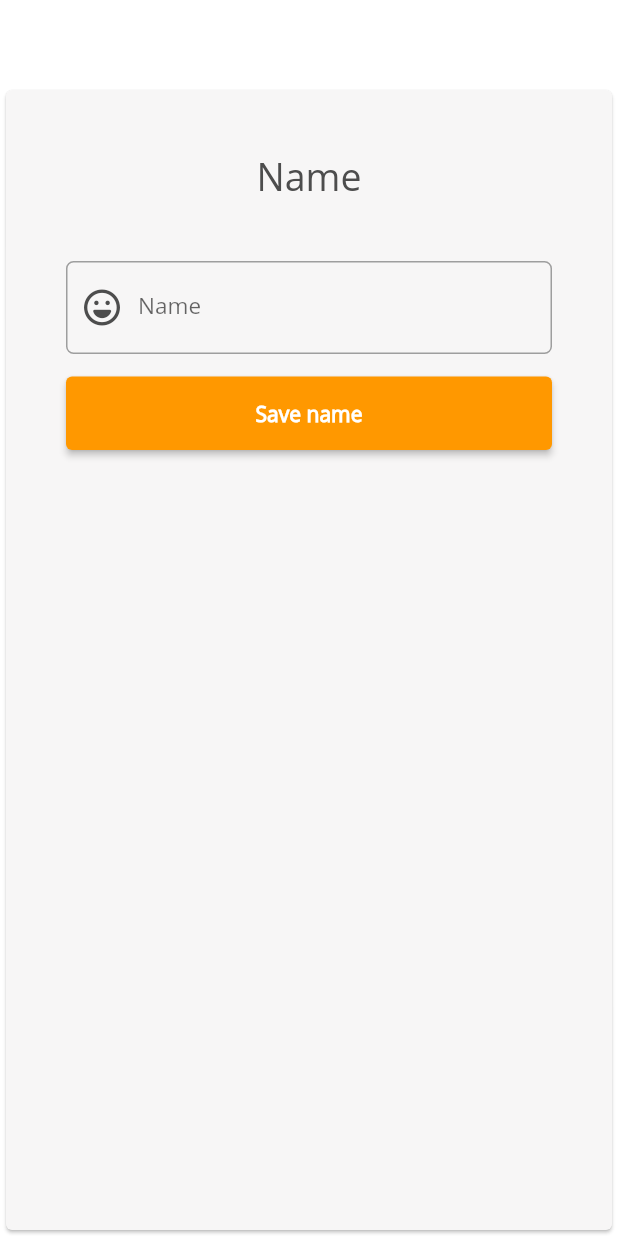
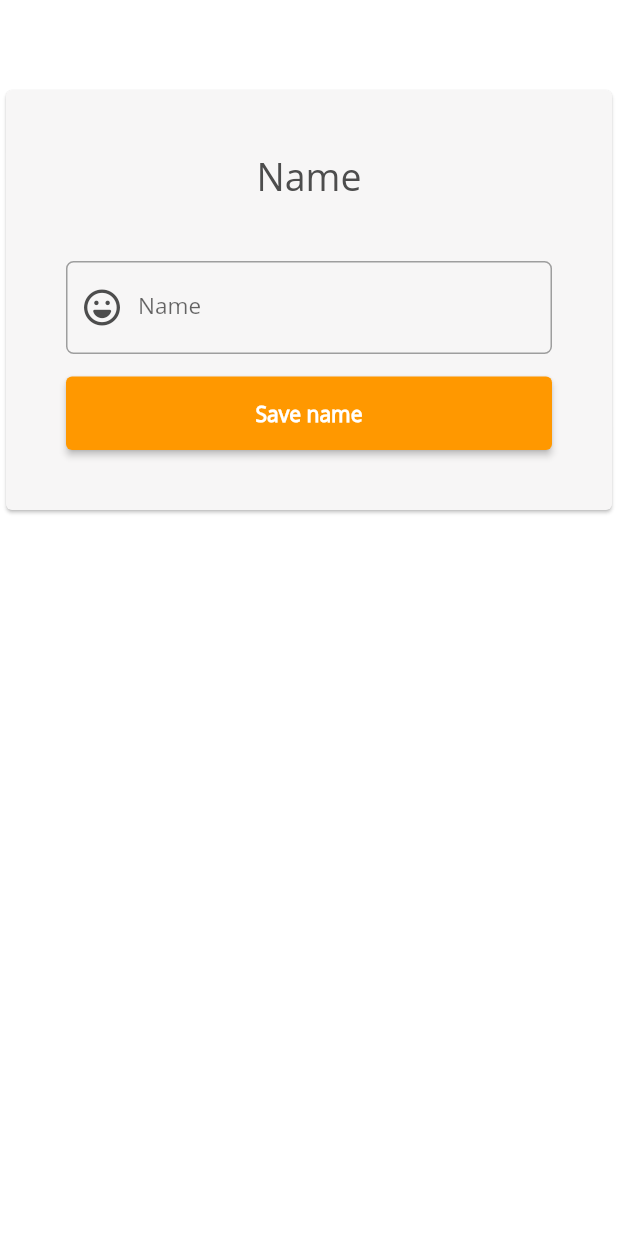
Before and after one commit to simplism-io/app, a Flutter app: the CreateAgentNameScreen screen opened directly, on a phone screen of 412 x 824 dp. Run offline on Flutter 3.47's test engine with Material 2 defaults, Android fonts, the phone set to English and light mode, and no system bars; our stand-ins replace email_validator, flutter_dotenv, font_awesome_flutter, image_picker, local_auth, responsive_framework and 2 more; missing offline and left inert: system_theme; accounts and stored records are empty.

Commit message:
Update signup flow

```diff
--- a/lib/screens/private/create_agent_name_screen.dart
+++ b/lib/screens/private/create_agent_name_screen.dart
@@ -68,10 +68,13 @@ class _CreateAgentNameScreenState extends State<CreateAgentNameScreen> {
           elevation: 0,
           backgroundColor: Theme.of(context).colorScheme.background,
         ),
-        body: Center(
+        body: Column(
+          children: [
+            Center(
                 child: SizedBox(
-          width:
-              ResponsiveValue(context, defaultValue: 450.0, valueWhen: const [
+              width: ResponsiveValue(context,
+                  defaultValue: 450.0,
+                  valueWhen: const [
                     Condition.largerThan(name: MOBILE, value: 450.0),
                     Condition.smallerThan(name: TABLET, value: double.infinity)
                   ]).value,
@@ -89,14 +92,16 @@ class _CreateAgentNameScreenState extends State<CreateAgentNameScreen> {
                                   '',
                               style: TextStyle(
                                   fontSize: 25,
-                              color:
-                                  Theme.of(context).colorScheme.onBackground)),
+                                  color: Theme.of(context)
+                                      .colorScheme
+                                      .onBackground)),
                           const SizedBox(height: 40.0),
                           SizedBox(
                             width: ResponsiveValue(context,
                                 defaultValue: 300.0,
                                 valueWhen: const [
-                              Condition.largerThan(name: MOBILE, value: 300.0),
+                                  Condition.largerThan(
+                                      name: MOBILE, value: 300.0),
                                   Condition.smallerThan(
                                       name: TABLET, value: double.infinity)
                                 ]).value,
@@ -127,15 +132,17 @@ class _CreateAgentNameScreenState extends State<CreateAgentNameScreen> {
                                   focusedBorder: OutlineInputBorder(
                                     borderRadius: BorderRadius.circular(5.0),
                                     borderSide: BorderSide(
-                                  color: Theme.of(context).colorScheme.primary,
+                                      color:
+                                          Theme.of(context).colorScheme.primary,
                                       width: 2.0,
                                     ),
                                   ),
                                   enabledBorder: OutlineInputBorder(
                                     borderRadius: BorderRadius.circular(5.0),
                                     borderSide: BorderSide(
-                                  color:
-                                      Theme.of(context).colorScheme.secondary,
+                                      color: Theme.of(context)
+                                          .colorScheme
+                                          .secondary,
                                       width: 1.0,
                                     ),
                                   ),
@@ -146,7 +153,8 @@ class _CreateAgentNameScreenState extends State<CreateAgentNameScreen> {
                                   //print(value.length);
                                   return (value != null && value.length < 2)
                                       ? LocalizationService.of(context)
-                                          ?.translate('invalid_name_message') ??
+                                              ?.translate(
+                                                  'invalid_name_message') ??
                                           ''
                                       : null;
                                 },
@@ -159,12 +167,15 @@ class _CreateAgentNameScreenState extends State<CreateAgentNameScreen> {
                             width: ResponsiveValue(context,
                                 defaultValue: 300.0,
                                 valueWhen: const [
-                              Condition.largerThan(name: MOBILE, value: 300.0),
+                                  Condition.largerThan(
+                                      name: MOBILE, value: 300.0),
                                   Condition.smallerThan(
                                       name: TABLET, value: double.infinity)
                                 ]).value,
-                        child: (defaultTargetPlatform == TargetPlatform.iOS ||
-                                defaultTargetPlatform == TargetPlatform.macOS)
+                            child: (defaultTargetPlatform ==
+                                        TargetPlatform.iOS ||
+                                    defaultTargetPlatform ==
+                                        TargetPlatform.macOS)
                                 ? CupertinoButton(
                                     onPressed: () async {
                                       if (formKey.currentState!.validate()) {
@@ -175,14 +186,16 @@ class _CreateAgentNameScreenState extends State<CreateAgentNameScreen> {
                                         });
                                       }
                                     },
-                                color: Theme.of(context).colorScheme.primary,
+                                    color:
+                                        Theme.of(context).colorScheme.primary,
                                     child: Text(
                                       loader == true
                                           ? LocalizationService.of(context)
                                                   ?.translate(
                                                       'loader_button_label') ??
                                               ''
-                                      : LocalizationService.of(context)?.translate(
+                                          : LocalizationService.of(context)
+                                                  ?.translate(
                                                       'create_agent_name_button_label') ??
                                               '',
                                       style: TextStyle(
@@ -227,6 +240,8 @@ class _CreateAgentNameScreenState extends State<CreateAgentNameScreen> {
                       )),
                 ),
               ),
-        )));
+            )),
+          ],
+        ));
   }
 }
--- a/lib/screens/private/create_organisation_screen.dart
+++ b/lib/screens/private/create_organisation_screen.dart
@@ -77,9 +77,9 @@ class _CreateOrganisationScreenState extends State<CreateOrganisationScreen> {
             Center(
               child: SizedBox(
                 width: ResponsiveValue(context,
-                    defaultValue: 450.0,
+                    defaultValue: 300.0,
                     valueWhen: const [
-                      Condition.largerThan(name: MOBILE, value: 450.0),
+                      Condition.largerThan(name: MOBILE, value: 300.0),
                       Condition.smallerThan(
                           name: TABLET, value: double.infinity)
                     ]).value,
--- a/lib/screens/public/index_screen.dart
+++ b/lib/screens/public/index_screen.dart
@@ -82,7 +82,10 @@ class _IndexScreenState extends State<IndexScreen> {
       bool result = await AgentService().signUpUsingEmailAndPassword(
           organisation: organisation, email: email, password: password);
       if (result == true) {
-        setState(() => loader = false);
+        setState(() {
+          loader = false;
+          toggleSignUp();
+        });
         if (!mounted) return;
         final snackBar = SnackBar(
           backgroundColor: Theme.of(context).colorScheme.primary,
```
Also changed, not shown: lib/services/agent_service.dart (+0 -8 lines), pubspec.lock. Lines whose indentation alone changed are shown as unchanged.
